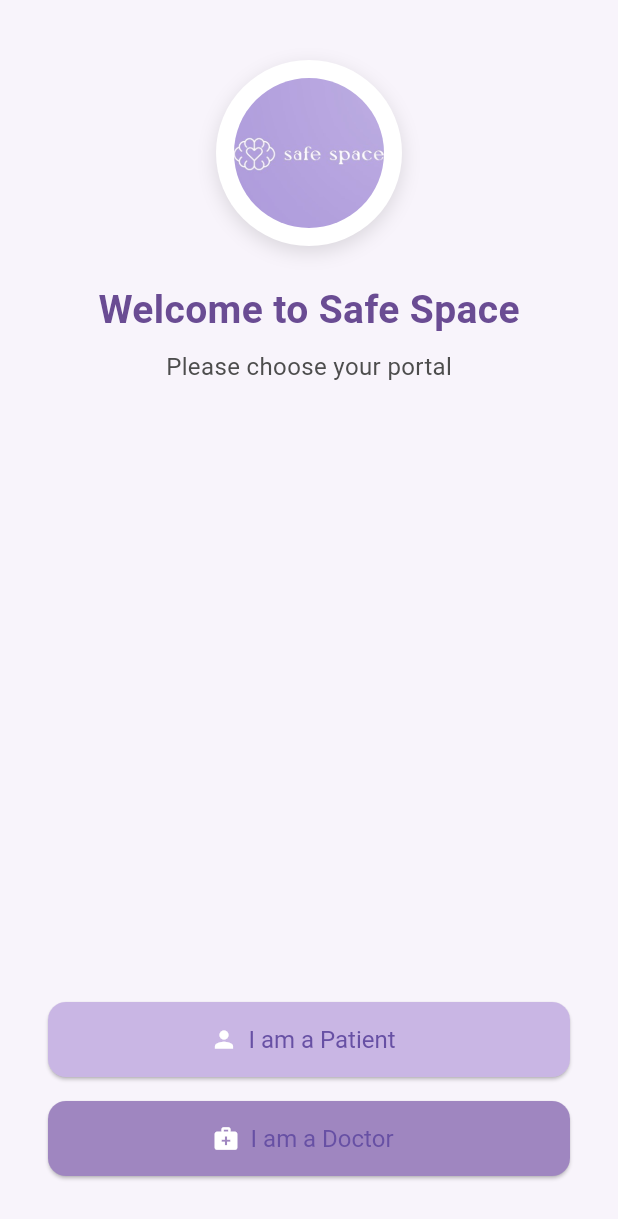
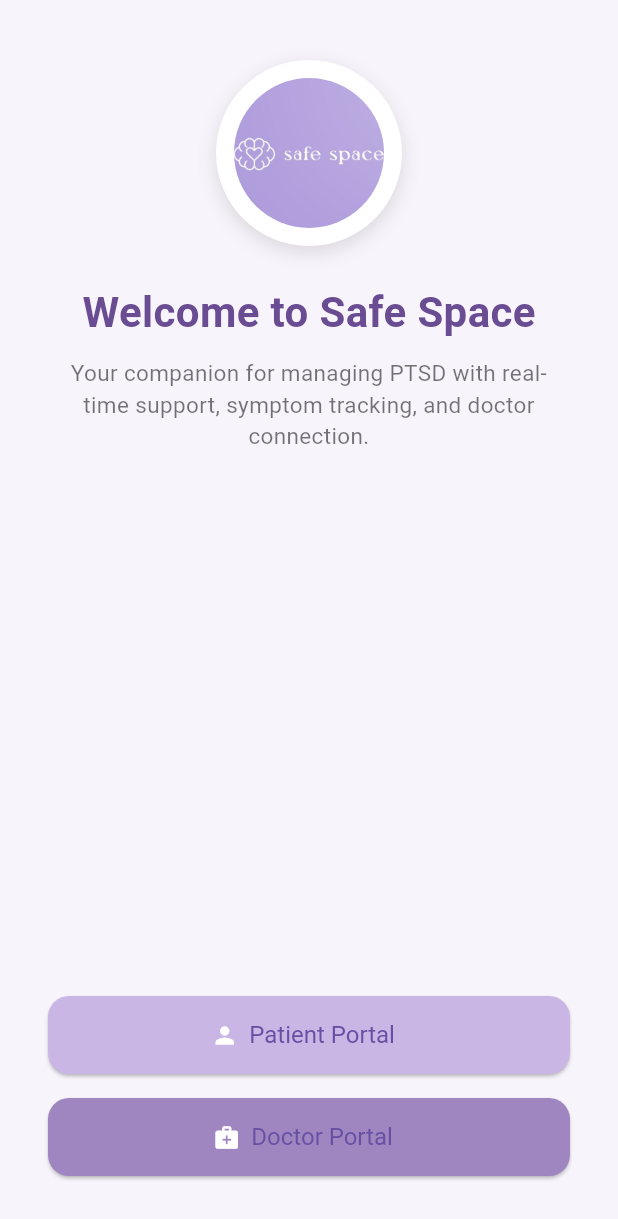
Before and after one commit to Ba-jx/safespace, a Flutter app: the screen it shows after launch, on a phone screen of 412 x 824 dp. Shown: the top 1219 px of the screen. Run offline on Flutter 3.47's test engine with Material 3 defaults, Android fonts, the phone set to English and light mode, and no system bars; our stand-ins replace cloud_firestore, firebase_auth, firebase_core, table_calendar; accounts and stored records are empty.

Commit message:
Update role_selection_screen.dart

```diff
--- a/lib/screens/role_selection_screen.dart
+++ b/lib/screens/role_selection_screen.dart
@@ -40,15 +40,22 @@ class RoleSelectionScreen extends StatelessWidget {
                   const Text(
                     'Welcome to Safe Space',
                     style: TextStyle(
-                      fontSize: 26,
+                      fontSize: 28,
                       fontWeight: FontWeight.bold,
                       color: Color(0xFF6A4C93),
                     ),
                   ),
-                  const SizedBox(height: 8),
-                  const Text(
-                    'Please choose your portal',
-                    style: TextStyle(fontSize: 16, color: Color(0xFF4D4D4D)),
+                  const SizedBox(height: 10),
+                  const Padding(
+                    padding: EdgeInsets.symmetric(horizontal: 32),
+                    child: Text(
+                      'Your companion for managing PTSD with real-time support, symptom tracking, and doctor connection.',
+                      textAlign: TextAlign.center,
+                      style: TextStyle(
+                        fontSize: 15,
+                        color: Colors.black54,
+                      ),
+                    ),
                   ),
                 ],
               ),
@@ -60,13 +67,13 @@ class RoleSelectionScreen extends StatelessWidget {
                 children: [
                   ElevatedButton.icon(
                     icon: const Icon(Icons.person, color: Colors.white),
-                    label: const Text('I am a Patient'),
+                    label: const Text('Patient Portal'),
                     style: ElevatedButton.styleFrom(
                       backgroundColor: const Color(0xFFC9B6E4),
-                      minimumSize: const Size(double.infinity, 50),
+                      minimumSize: const Size(double.infinity, 52),
                       textStyle: const TextStyle(fontSize: 16),
                       shape: RoundedRectangleBorder(
-                        borderRadius: BorderRadius.circular(12),
+                        borderRadius: BorderRadius.circular(14),
                       ),
                     ),
                     onPressed: () => Navigator.pushNamed(context, '/login'),
@@ -74,13 +81,13 @@ class RoleSelectionScreen extends StatelessWidget {
                   const SizedBox(height: 16),
                   ElevatedButton.icon(
                     icon: const Icon(Icons.medical_services, color: Colors.white),
-                    label: const Text('I am a Doctor'),
+                    label: const Text('Doctor Portal'),
                     style: ElevatedButton.styleFrom(
                       backgroundColor: const Color(0xFF9F86C0),
-                      minimumSize: const Size(double.infinity, 50),
+                      minimumSize: const Size(double.infinity, 52),
                       textStyle: const TextStyle(fontSize: 16),
                       shape: RoundedRectangleBorder(
-                        borderRadius: BorderRadius.circular(12),
+                        borderRadius: BorderRadius.circular(14),
                       ),
                     ),
                     onPressed: () => Navigator.pushNamed(context, '/doctor/login'),
```
